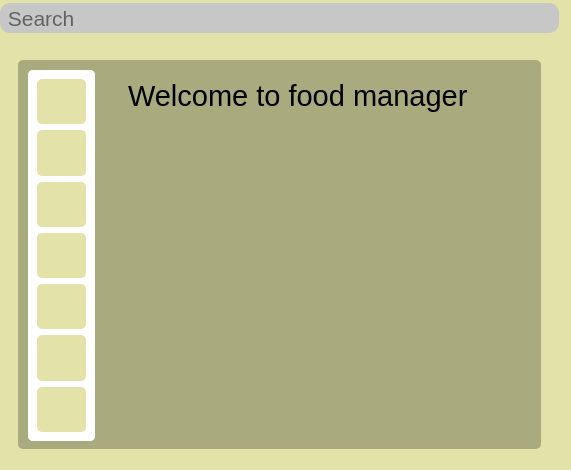
Old version of the form gui/main.ui in the repository giahungdepzai/SPCK_GIA_HUNG.
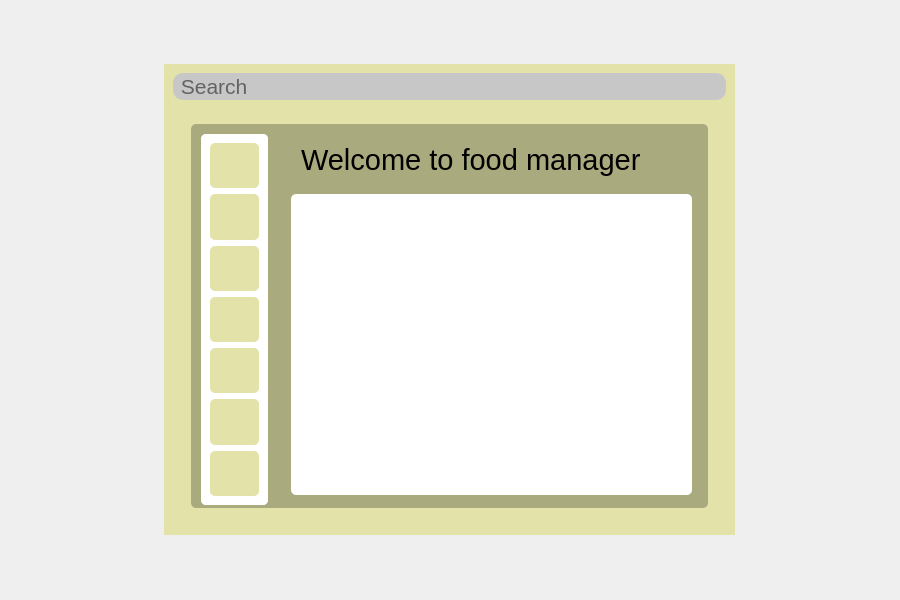
New version of the form. Icons and pictures are not drawn.

Patch:
```diff
--- a/gui/main.ui
+++ b/gui/main.ui
@@ -6,23 +6,17 @@
    <rect>
     <x>0</x>
     <y>0</y>
-    <width>571</width>
-    <height>470</height>
+    <width>900</width>
+    <height>600</height>
    </rect>
   </property>
   <property name="windowTitle">
    <string>MainWindow</string>
   </property>
   <widget class="QWidget" name="centralwidget">
+   <layout class="QHBoxLayout" name="mainHorizontalLayout">
+    <item>
    <widget class="QWidget" name="widget_6" native="true">
-    <property name="geometry">
-     <rect>
-      <x>0</x>
-      <y>0</y>
-      <width>571</width>
-      <height>471</height>
-     </rect>
-    </property>
     <property name="maximumSize">
      <size>
       <width>571</width>
@@ -35,12 +29,6 @@
     <layout class="QVBoxLayout" name="verticalLayout_2">
      <item>
       <widget class="QLineEdit" name="lineEdit">
-       <property name="maximumSize">
-        <size>
-         <width>559</width>
-         <height>30</height>
-        </size>
-       </property>
        <property name="font">
         <font>
          <pointsize>16</pointsize>
@@ -50,9 +38,6 @@
         <string notr="true">background-color: #c7c7c7;
 border-radius: 10px</string>
        </property>
-       <property name="text">
-        <string/>
-       </property>
        <property name="placeholderText">
         <string> Search</string>
        </property>
@@ -227,11 +212,77 @@
                    <string notr="true">background-color: #e2e2a9;
 border-radius: 5px</string>
                   </property>
+                    <widget class="QLabel" name="btnDelete">
+                     <property name="geometry">
+                      <rect>
+                       <x>10</x>
+                       <y>10</y>
+                       <width>35</width>
+                       <height>35</height>
+                      </rect>
+                     </property>
+                     <property name="maximumSize">
+                      <size>
+                       <width>35</width>
+                       <height>35</height>
+                      </size>
+                     </property>
+                     <property name="text">
+                      <string/>
+                     </property>
+                     <property name="pixmap">
+                      <pixmap>../img/delete.png</pixmap>
+                     </property>
+                     <property name="scaledContents">
+                      <bool>true</bool>
+                     </property>
+                    </widget>
+                   </widget>
+                  </item>
+                  <item>
+                   <widget class="QWidget" name="widget_12" native="true">
+                    <property name="styleSheet">
+                     <string notr="true">background-color: #e2e2a9;
+border-radius: 5px</string>
+                    </property>
+                    <widget class="QLabel" name="btnDetail">
+                     <property name="geometry">
+                      <rect>
+                       <x>7</x>
+                       <y>5</y>
+                       <width>35</width>
+                       <height>35</height>
+                      </rect>
+                     </property>
+                     <property name="maximumSize">
+                      <size>
+                       <width>35</width>
+                       <height>35</height>
+                      </size>
+                     </property>
+                     <property name="text">
+                      <string/>
+                     </property>
+                     <property name="pixmap">
+                      <pixmap>../img/sticky-note.png</pixmap>
+                     </property>
+                     <property name="scaledContents">
+                      <bool>true</bool>
+                     </property>
+                    </widget>
+                   </widget>
+                  </item>
+                  <item>
+                   <widget class="QWidget" name="widget_10" native="true">
+                    <property name="styleSheet">
+                     <string notr="true">background-color: #e2e2a9;
+border-radius: 5px</string>
+                    </property>
                   <widget class="QLabel" name="label_10">
                    <property name="geometry">
                     <rect>
-                     <x>7</x>
-                     <y>5</y>
+                       <x>10</x>
+                       <y>10</y>
                      <width>35</width>
                      <height>35</height>
                     </rect>
@@ -254,39 +305,6 @@
                   </widget>
                  </widget>
                 </item>
-                <item>
-                 <widget class="QWidget" name="widget_10" native="true">
-                  <property name="styleSheet">
-                   <string notr="true">background-color: #e2e2a9;
-border-radius: 5px</string>
-                  </property>
-                  <widget class="QLabel" name="btnDelete">
-                   <property name="geometry">
-                    <rect>
-                     <x>7</x>
-                     <y>5</y>
-                     <width>35</width>
-                     <height>35</height>
-                    </rect>
-                   </property>
-                   <property name="maximumSize">
-                    <size>
-                     <width>35</width>
-                     <height>35</height>
-                    </size>
-                   </property>
-                   <property name="text">
-                    <string/>
-                   </property>
-                   <property name="pixmap">
-                    <pixmap>../img/destop.png</pixmap>
-                   </property>
-                   <property name="scaledContents">
-                    <bool>true</bool>
-                   </property>
-                  </widget>
-                 </widget>
-                </item>
                 <item>
                  <widget class="QWidget" name="widget_11" native="true">
                   <property name="styleSheet">
@@ -320,39 +338,6 @@
                   </widget>
                  </widget>
                 </item>
-                <item>
-                 <widget class="QWidget" name="widget_12" native="true">
-                  <property name="styleSheet">
-                   <string notr="true">background-color: #e2e2a9;
-border-radius: 5px</string>
-                  </property>
-                  <widget class="QLabel" name="label_13">
-                   <property name="geometry">
-                    <rect>
-                     <x>7</x>
-                     <y>5</y>
-                     <width>35</width>
-                     <height>35</height>
-                    </rect>
-                   </property>
-                   <property name="maximumSize">
-                    <size>
-                     <width>35</width>
-                     <height>35</height>
-                    </size>
-                   </property>
-                   <property name="text">
-                    <string/>
-                   </property>
-                   <property name="pixmap">
-                    <pixmap>C:/Users/DO MANH HUNG/Downloads/sign-out-option.png</pixmap>
-                   </property>
-                   <property name="scaledContents">
-                    <bool>true</bool>
-                   </property>
-                  </widget>
-                 </widget>
-                </item>
                </layout>
               </widget>
              </widget>
@@ -374,7 +359,21 @@
                <string>Welcome to food manager</string>
               </property>
              </widget>
-            </widget>
+               <widget class="QListWidget" name="foodList">
+                <property name="geometry">
+                 <rect>
+                  <x>100</x>
+                  <y>70</y>
+                  <width>401</width>
+                  <height>301</height>
+                 </rect>
+                </property>
+                <property name="styleSheet">
+                 <string notr="true">background-color: #ffffff;
+border-radius: 5px</string>
+                </property>
+               </widget>
+              </widget>
            </item>
           </layout>
          </widget>
@@ -384,6 +383,8 @@
      </item>
     </layout>
    </widget>
+    </item>
+   </layout>
   </widget>
  </widget>
  <resources/>
```
Left out of the diff: 4 changed lines with no effect on the pictures. Lines whose indentation alone changed are shown as unchanged.
